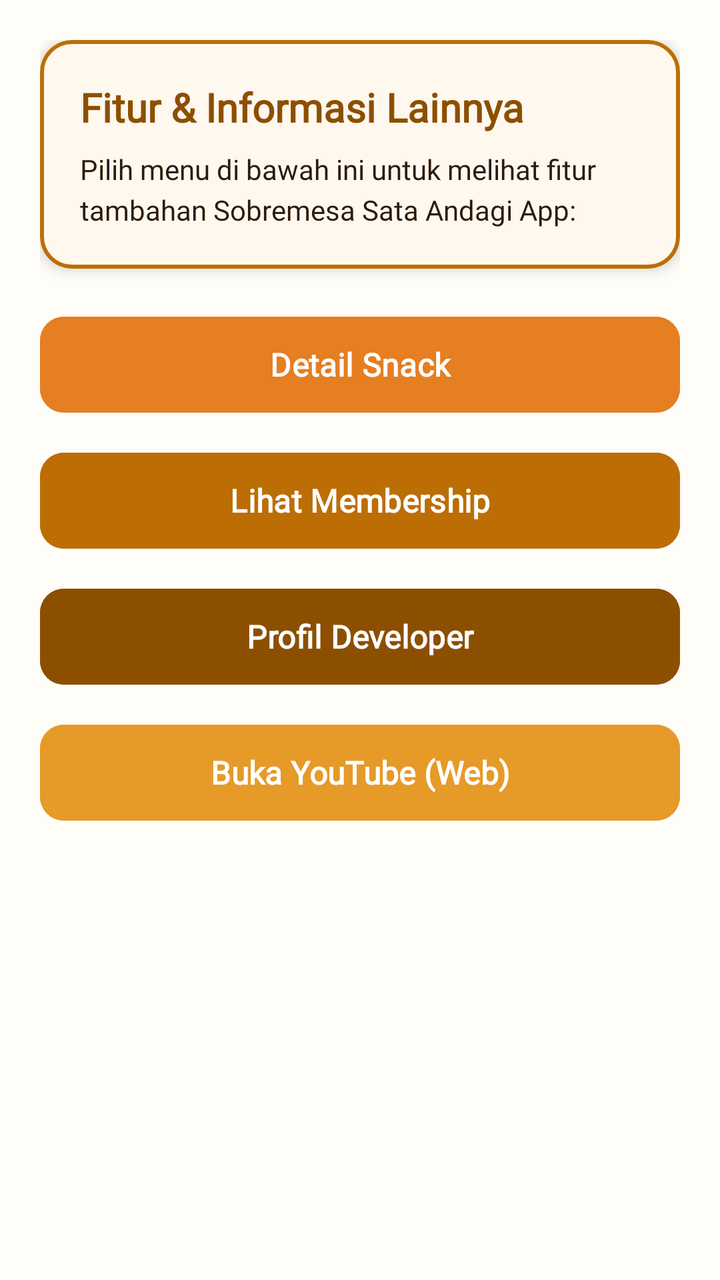
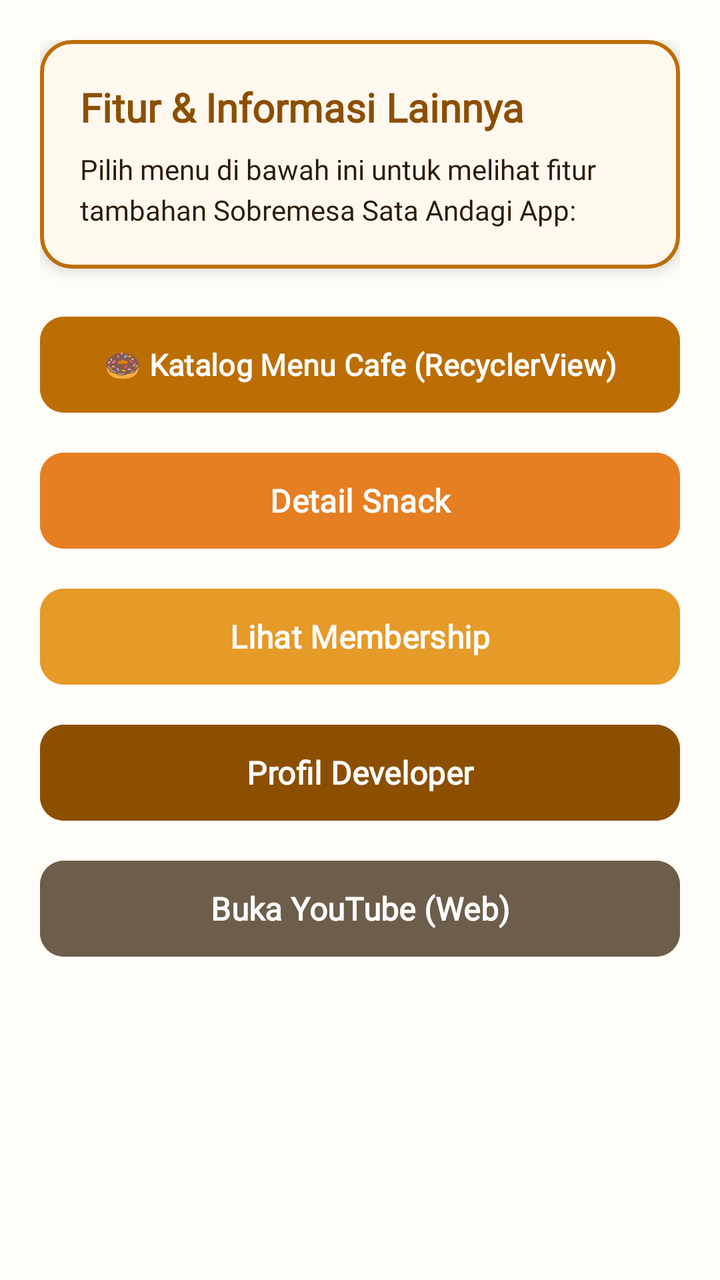

Screens rendered from an Android XML layout before and after an edit, with the pre-edit source and the edit as a unified diff.
<!-- AndroidManifest.xml: application theme Theme.AZBSataAndagi -->
<!-- res/layout/fragment_others.xml -->
<?xml version="1.0" encoding="utf-8"?>
<LinearLayout xmlns:android="http://schemas.android.com/apk/res/android"
    xmlns:app="http://schemas.android.com/apk/res-auto"
    xmlns:tools="http://schemas.android.com/tools"
    android:layout_width="match_parent"
    android:layout_height="match_parent"
    android:background="@color/background_light"
    android:orientation="vertical"
    tools:context=".fragments.OthersFragment">

    <ScrollView
        android:layout_width="match_parent"
        android:layout_height="match_parent"
        android:fillViewport="true">

        <LinearLayout
            android:layout_width="match_parent"
            android:layout_height="wrap_content"
            android:orientation="vertical"
            android:padding="20dp">

            <com.google.android.material.card.MaterialCardView
                android:layout_width="match_parent"
                android:layout_height="wrap_content"
                app:cardBackgroundColor="@color/card_background"
                app:cardCornerRadius="16dp"
                app:cardElevation="4dp"
                app:strokeColor="@color/primary"
                app:strokeWidth="2dp">

                <LinearLayout
                    android:layout_width="match_parent"
                    android:layout_height="wrap_content"
                    android:orientation="vertical"
                    android:padding="20dp">

                    <TextView
                        android:layout_width="wrap_content"
                        android:layout_height="wrap_content"
                        android:fontFamily="@font/jetbrains_mono_regular"
                        android:text="Fitur &amp; Informasi Lainnya"
                        android:textColor="@color/primary_dark"
                        android:textSize="20sp"
                        android:textStyle="bold" />

                    <TextView
                        android:layout_width="wrap_content"
                        android:layout_height="wrap_content"
                        android:layout_marginTop="8dp"
                        android:fontFamily="@font/jetbrains_mono_regular"
                        android:lineSpacingExtra="4dp"
                        android:text="Pilih menu di bawah ini untuk melihat fitur tambahan Sobremesa Sata Andagi App:"
                        android:textColor="@color/text_primary"
                        android:textSize="14sp" />

                </LinearLayout>
            </com.google.android.material.card.MaterialCardView>

            
            <Button
                android:id="@+id/btnDetails"
                android:layout_width="match_parent"
                android:layout_height="56dp"
                android:layout_marginTop="20dp"
                android:backgroundTint="@color/accent"
                android:fontFamily="@font/jetbrains_mono_regular"
                android:text="@string/btn_detail"
                android:textColor="@color/white"
                android:textSize="16sp"
                android:textStyle="bold"
                app:cornerRadius="12dp" />

            
            <Button
                android:id="@+id/btnMembership"
                android:layout_width="match_parent"
                android:layout_height="56dp"
                android:layout_marginTop="12dp"
                android:backgroundTint="@color/primary"
                android:fontFamily="@font/jetbrains_mono_regular"
                android:text="@string/btn_membership"
                android:textColor="@color/white"
                android:textSize="16sp"
                android:textStyle="bold"
                app:cornerRadius="12dp" />

            
            <Button
                android:id="@+id/btnDeveloperProfile"
                android:layout_width="match_parent"
                android:layout_height="56dp"
                android:layout_marginTop="12dp"
                android:backgroundTint="@color/primary_dark"
                android:fontFamily="@font/jetbrains_mono_regular"
                android:text="@string/btn_developer_profile"
                android:textColor="@color/white"
                android:textSize="16sp"
                android:textStyle="bold"
                app:cornerRadius="12dp" />

            
            <Button
                android:id="@+id/btnYouTube"
                android:layout_width="match_parent"
                android:layout_height="56dp"
                android:layout_marginTop="12dp"
                android:backgroundTint="@color/primary_light"
                android:fontFamily="@font/jetbrains_mono_regular"
                android:text="@string/btn_youtube"
                android:textColor="@color/white"
                android:textSize="16sp"
                android:textStyle="bold"
                app:cornerRadius="12dp" />

        </LinearLayout>
    </ScrollView>

</LinearLayout>
<!-- resources referenced by this layout -->
<resources>
  <color name="accent">#E67E22</color>
  <color name="background_light">#FFFDF7</color>
  <color name="card_background">#FFF8EE</color>
  <color name="primary">#BC6E05</color>
  <color name="primary_dark">#8C4F00</color>
  <color name="primary_light">#E69A28</color>
  <color name="text_primary">#2C1B0A</color>
  <color name="white">#FFFFFFFF</color>
  <string name="btn_detail">Detail Snack</string>
  <string name="btn_developer_profile">Profil Developer</string>
  <string name="btn_membership">Lihat Membership</string>
  <string name="btn_youtube">Buka YouTube (Web)</string>
  <style name="Theme.AZBSataAndagi" parent="Base.Theme.AZBSataAndagi" />
  <style name="Base.Theme.AZBSataAndagi" parent="Theme.Material3.DayNight.NoActionBar">
          <item name="colorPrimary">@color/primary</item>
          <item name="colorOnPrimary">@color/white</item>
          <item name="colorPrimaryContainer">@color/primary_light</item>
          <item name="colorSecondary">@color/accent</item>
          <item name="colorOnSecondary">@color/white</item>
          <item name="android:windowBackground">@color/background_light</item>
          <item name="android:statusBarColor">@color/primary_dark</item>
      </style>
</resources>

<!-- the commit's change to res/layout/fragment_others.xml (unified diff, before → after) -->
@@ -58,10 +58,24 @@
 
             
             <Button
+                android:id="@+id/btnMenu"
+                android:layout_width="match_parent"
+                android:layout_height="56dp"
+                android:layout_marginTop="20dp"
+                android:backgroundTint="@color/primary"
+                android:fontFamily="@font/jetbrains_mono_regular"
+                android:text="🍩 Katalog Menu Cafe (RecyclerView)"
+                android:textColor="@color/white"
+                android:textSize="15sp"
+                android:textStyle="bold"
+                app:cornerRadius="12dp" />
+
+            
+            <Button
                 android:id="@+id/btnDetails"
                 android:layout_width="match_parent"
                 android:layout_height="56dp"
-                android:layout_marginTop="20dp"
+                android:layout_marginTop="12dp"
                 android:backgroundTint="@color/accent"
                 android:fontFamily="@font/jetbrains_mono_regular"
                 android:text="@string/btn_detail"
@@ -76,7 +90,7 @@
                 android:layout_width="match_parent"
                 android:layout_height="56dp"
                 android:layout_marginTop="12dp"
-                android:backgroundTint="@color/primary"
+                android:backgroundTint="@color/primary_light"
                 android:fontFamily="@font/jetbrains_mono_regular"
                 android:text="@string/btn_membership"
                 android:textColor="@color/white"
@@ -104,7 +118,7 @@
                 android:layout_width="match_parent"
                 android:layout_height="56dp"
                 android:layout_marginTop="12dp"
-                android:backgroundTint="@color/primary_light"
+                android:backgroundTint="@color/text_secondary"
                 android:fontFamily="@font/jetbrains_mono_regular"
                 android:text="@string/btn_youtube"
                 android:textColor="@color/white"
<!-- resource entries referenced after the edit -->
@@ -7,6 +7,7 @@
   <color name="primary_dark">#8C4F00</color>
   <color name="primary_light">#E69A28</color>
   <color name="text_primary">#2C1B0A</color>
+  <color name="text_secondary">#6D5D4B</color>
   <color name="white">#FFFFFFFF</color>
   <string name="btn_detail">Detail Snack</string>
   <string name="btn_developer_profile">Profil Developer</string>
